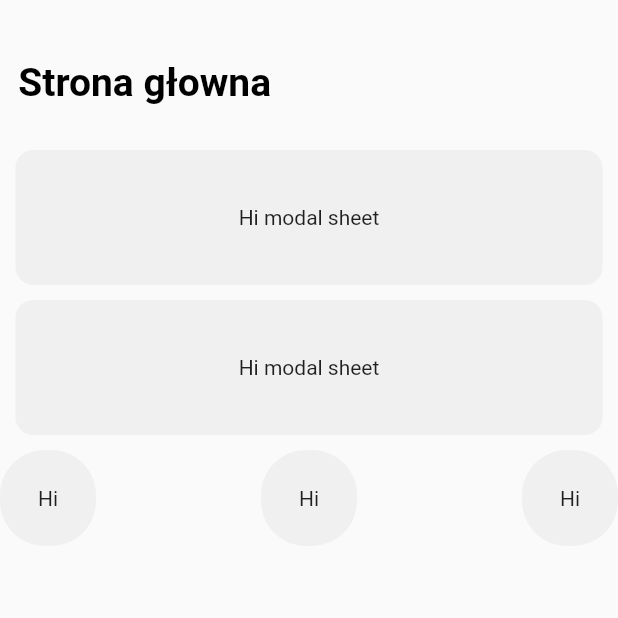
After one commit to agh-educloud/mobile, a Flutter app: the Main screen opened directly, on a phone screen of 412 x 824 dp, the top half of it. The commit adds this screen. Run offline on Flutter 3.47's test engine with Material 2 defaults, Android fonts, the phone set to English and light mode, and no system bars; our stand-ins replace random_string; missing offline and left inert: grpc, protobuf; Roboto replaces fonts that are missing (Oxygen).

Commit message:
[5] Increased code readability and added main screen

```diff
--- a/lib/screens/auth/auth.dart
+++ b/lib/screens/auth/auth.dart
@@ -11,7 +11,30 @@ class Auth extends StatelessWidget {
                 child: new Column(
               mainAxisAlignment: MainAxisAlignment.center,
               children: <Widget>[
-                ShaderMask(
+                new Logo(),
+                new LogoText(),
+                new Padding(padding: EdgeInsets.all(220.0)),
+                new FacebookButton(),
+                new GoogleButton()
+              ],
+            )),
+            // Add box decoration
+            decoration: BoxDecoration(
+              // Box decoration takes a gradient
+              gradient: LinearGradient(
+                // Where the linear gradient begins and ends
+                begin: Alignment.topRight,
+                end: Alignment.bottomLeft,
+                colors: [Color(0xff22C1C3), Color(0xffFCC349)],
+              ),
+            )));
+  }
+}
+
+class Logo extends StatelessWidget {
+  @override
+  Widget build(BuildContext context) {
+    return new ShaderMask(
       shaderCallback: (Rect bounds) {
         return LinearGradient(
           begin: Alignment.topCenter,
@@ -27,8 +50,14 @@ class Auth extends StatelessWidget {
         color: Colors.white,
         size: 120.0,
       ),
-                ),
-                RichText(
+    );
+  }
+}
+
+class LogoText extends StatelessWidget {
+  @override
+  Widget build(BuildContext context) {
+    return new RichText(
       textAlign: TextAlign.center,
       text: TextSpan(
         children: <TextSpan>[
@@ -50,21 +79,6 @@ class Auth extends StatelessWidget {
           )
         ],
       ),
-                ),
-                new Padding(padding: EdgeInsets.all(220.0)),
-                new FacebookButton(),
-                new GoogleButton()
-              ],
-            )),
-            // Add box decoration
-            decoration: BoxDecoration(
-              // Box decoration takes a gradient
-              gradient: LinearGradient(
-                // Where the linear gradient begins and ends
-                begin: Alignment.topRight,
-                end: Alignment.bottomLeft,
-                colors: [Color(0xff22C1C3), Color(0xffFCC349)],
-              ),
-            )));
+    );
   }
 }
--- a/lib/screens/auth/widgets/google_button/google_button.dart
+++ b/lib/screens/auth/widgets/google_button/google_button.dart
@@ -1,4 +1,5 @@
 import 'package:flutter/material.dart';
+import 'package:mobile/screens/main/main.dart';
 import 'package:mobile/widgets/app_button.dart';
 
 class GoogleButton extends StatelessWidget {
@@ -13,6 +14,10 @@ class GoogleButton extends StatelessWidget {
       buttonName: "Zaloguj się kontem Google",
       onPressed: () {
         debugPrint("Google");
+        Navigator.push(
+          context,
+          MaterialPageRoute(builder: (context) => Main()),
+        );
       },
     );
   }
--- /dev/null
+++ b/lib/screens/main/index.dart
@@ -0,0 +1 @@
+export 'main.dart';
--- /dev/null
+++ b/lib/screens/main/main.dart
@@ -0,0 +1,88 @@
+import 'package:flutter/material.dart';
+import 'package:flutter/widgets.dart';
+
+class Main extends StatelessWidget {
+  @override
+  Widget build(BuildContext context) {
+    return Scaffold(
+        body: new Container(
+            child: new Center(
+                child: new Column(
+                    mainAxisAlignment: MainAxisAlignment.start,
+                    children: <Widget>[
+          new Padding(padding: EdgeInsets.all(20.0)),
+          new MainWindowTitle(),
+          new GreyRoundedRectangle(),
+          new Padding(padding: EdgeInsets.all(5.0)),
+          new GreyRoundedRectangle(),
+          new Padding(padding: EdgeInsets.all(5.0)),
+          Row(
+            mainAxisAlignment: MainAxisAlignment.spaceBetween,
+            children: <Widget>[
+              new GreyCircle(),
+              new GreyCircle(),
+              new GreyCircle()
+            ],
+          ),
+        ]))));
+  }
+}
+
+class MainWindowTitle extends StatelessWidget {
+  @override
+  Widget build(BuildContext context) {
+    return new Container(
+        alignment: Alignment(-0.9, -0.6),
+        child: RichText(
+          textAlign: TextAlign.left,
+          text: TextSpan(
+            children: <TextSpan>[
+              TextSpan(
+                text: 'Strona głowna\n',
+                style: TextStyle(
+                    color: Colors.black,
+                    fontWeight: FontWeight.bold,
+                    fontFamily: 'Oxygen',
+                    fontSize: 26),
+              ),
+            ],
+          ),
+        ));
+  }
+}
+
+class GreyRoundedRectangle extends StatelessWidget {
+  @override
+  Widget build(BuildContext context) {
+    return new Container(
+      height: 90.0,
+      width: MediaQuery.of(context).size.width * 0.95,
+      color: Colors.transparent,
+      child: new Container(
+          decoration: new BoxDecoration(
+              color: Color(0xffC4C4C4).withOpacity(0.19),
+              borderRadius: BorderRadius.all(Radius.circular(12))),
+          child: new Center(
+            child: new Text("Hi modal sheet"),
+          )),
+    );
+  }
+}
+
+class GreyCircle extends StatelessWidget {
+  @override
+  Widget build(BuildContext context) {
+    return new Container(
+      height: 64,
+      width: 64,
+      color: Colors.transparent,
+      child: new Container(
+          decoration: new BoxDecoration(
+              color: Color(0xffC4C4C4).withOpacity(0.19),
+              borderRadius: BorderRadius.all(Radius.circular(30))),
+          child: new Center(
+            child: new Text("Hi"),
+          )),
+    );
+  }
+}
```
Lines whose indentation alone changed are shown as unchanged.
